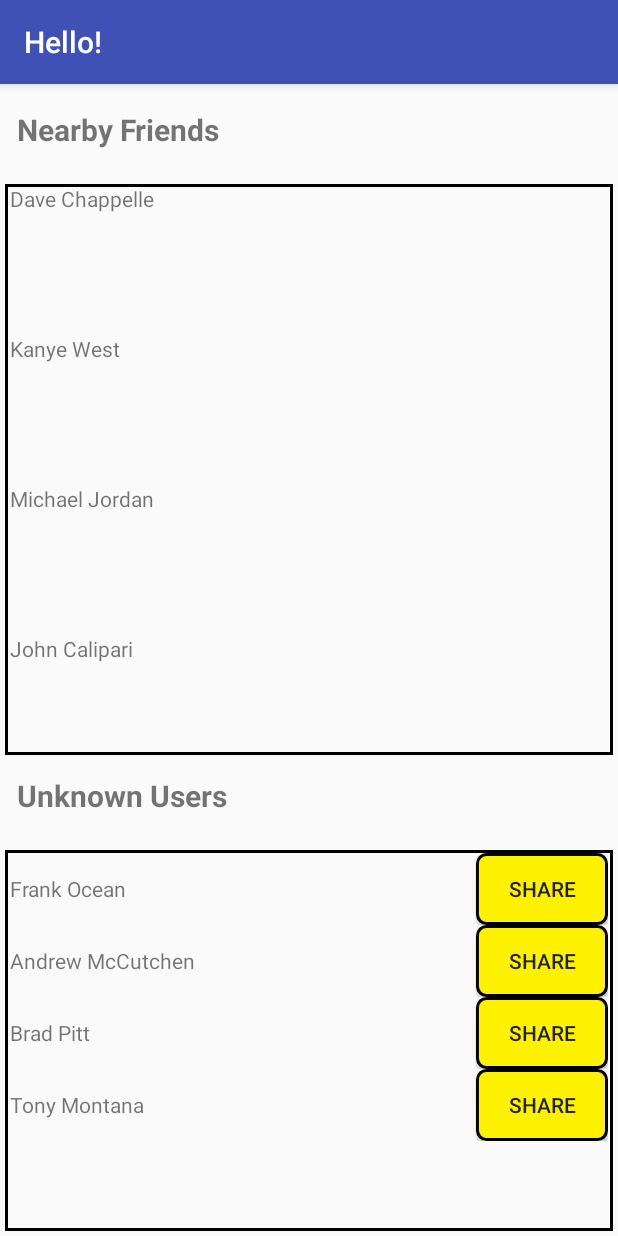
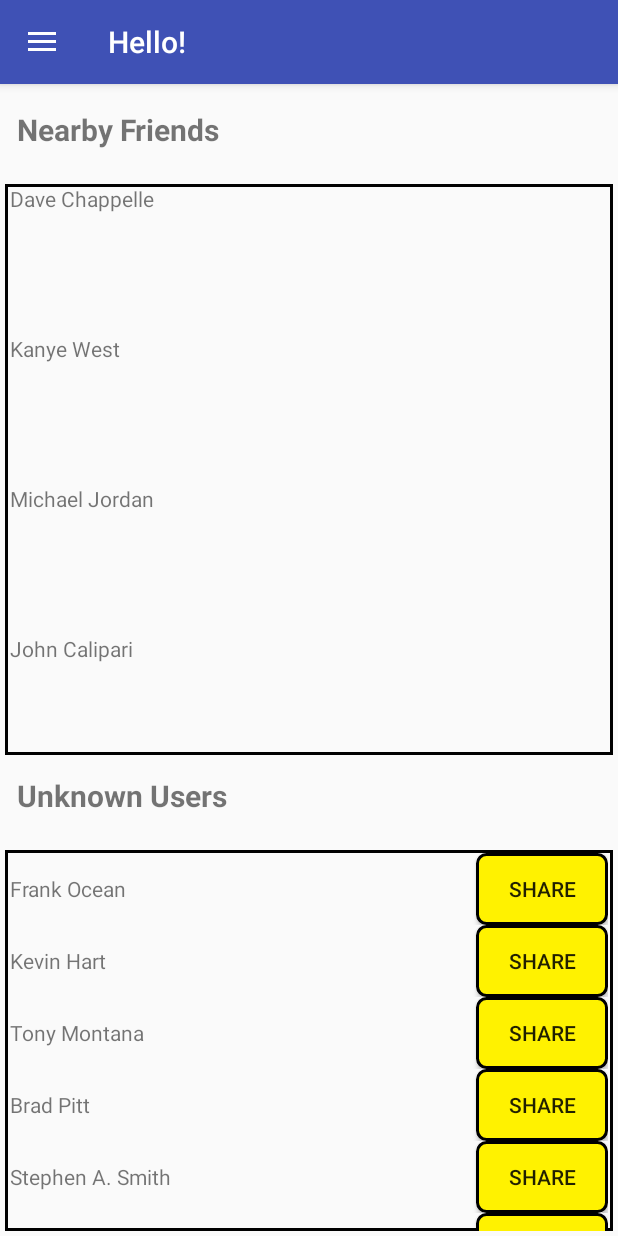
Before and after one commit to Dbrown910/CS1635GroupProject, an Android app: the screen it shows after launch (MainActivity), on a phone screen of 412 x 824 dp. Run offline under Robolectric (Android 15) with nearby library versions, the light colour scheme and no system bars.

Commit message:
hamburger icon working

```diff
--- a/app/src/main/java/cs1635/g8/hello/MainActivity.java
+++ b/app/src/main/java/cs1635/g8/hello/MainActivity.java
@@ -13,6 +13,7 @@ import android.support.v4.app.Fragment;
 import android.support.v4.app.FragmentManager;
 import android.support.v4.app.FragmentTransaction;
 import android.support.v4.app.NotificationCompat;
+import android.support.v4.view.GravityCompat;
 import android.support.v4.widget.DrawerLayout;
 import android.support.v7.app.ActionBarDrawerToggle;
 import android.support.v7.app.AppCompatActivity;
@@ -48,44 +49,44 @@ public class MainActivity extends AppCompatActivity {
         mDrawerLayout = (DrawerLayout) findViewById(R.id.drawer_layout);
         mDrawerList = (ListView) findViewById(R.id.drawer);
 
-        /*mDrawerToggle = new ActionBarDrawerToggle(this, mDrawerLayout, R.string.drawer_open, R.string.drawer_close) {
+        mDrawerToggle = new ActionBarDrawerToggle(this, mDrawerLayout, R.string.drawer_open, R.string.drawer_close) {
 
-            *//** Called when a drawer has settled in a completely closed state. *//*
+            //* Called when a drawer has settled in a completely closed state.
             public void onDrawerClosed(View view) {
                 super.onDrawerClosed(view);
-                getActionBar().setTitle(mTitle);
+                getSupportActionBar().setTitle(R.string.app_name);
                 invalidateOptionsMenu(); // creates call to onPrepareOptionsMenu()
             }
 
-            *//** Called when a drawer has settled in a completely open state. *//*
+            //* Called when a drawer has settled in a completely open state.
             public void onDrawerOpened(View drawerView) {
                 super.onDrawerOpened(drawerView);
-                getActionBar().setTitle(R.string.app_name);
+                getSupportActionBar().setTitle(R.string.app_name);
                 invalidateOptionsMenu(); // creates call to onPrepareOptionsMenu()
             }
         };
 
-        mDrawerLayout.setDrawerListener(mDrawerToggle);
+        mDrawerLayout.addDrawerListener(mDrawerToggle);
         mDrawerToggle.syncState();
-        getSupportActionBar().setDisplayHomeAsUpEnabled(true);*/
+        getSupportActionBar().setDisplayHomeAsUpEnabled(true);
+        getSupportActionBar().setHomeButtonEnabled(true);
 
         mDrawerList.setAdapter(new ArrayAdapter<String>(this, R.layout.drawer_list_item, mOptions));
         mDrawerList.setOnItemClickListener(new MainActivity.DrawerItemClickListener());
 
-        getSupportFragmentManager().addOnBackStackChangedListener(new FragmentManager.OnBackStackChangedListener() {
-            @Override
-            public void onBackStackChanged() {
-                int stackHeight = getSupportFragmentManager().getBackStackEntryCount();
-                if (stackHeight > 0) { // if we have something on the stack (doesn't include the current shown fragment)
-                    getSupportActionBar().setHomeButtonEnabled(true);
-                    getSupportActionBar().setDisplayHomeAsUpEnabled(true);
-                } else {
-                    getSupportActionBar().setDisplayHomeAsUpEnabled(false);
-                    getSupportActionBar().setHomeButtonEnabled(false);
-                }
-            }
-
-        });
+//        getSupportFragmentManager().addOnBackStackChangedListener(new FragmentManager.OnBackStackChangedListener() {
+//            @Override
+//            public void onBackStackChanged() {
+//                int stackHeight = getSupportFragmentManager().getBackStackEntryCount();
+//                if (stackHeight > 0) { // if we have something on the stack (doesn't include the current shown fragment)
+//                    getSupportActionBar().setHomeButtonEnabled(true);
+//                    getSupportActionBar().setDisplayHomeAsUpEnabled(true);
+//                } else {
+//                    getSupportActionBar().setDisplayHomeAsUpEnabled(false);
+//                    getSupportActionBar().setHomeButtonEnabled(false);
+//                }
+//            }
+//        });
 
         createNearbyNotification();
         createShareRequestNotification();
@@ -102,17 +103,16 @@ public class MainActivity extends AppCompatActivity {
     public boolean onOptionsItemSelected(MenuItem item) {
         switch (item.getItemId()) {
             case android.R.id.home:
-                getSupportFragmentManager().popBackStack();
+                mDrawerLayout.openDrawer(GravityCompat.START);
                 return true;
         }
         return super.onOptionsItemSelected(item);
     }
 
-
-   /* @Override
+    @Override
     public boolean onPrepareOptionsMenu(Menu menu) {
         // If the nav drawer is open, hide action items related to the content view
-        boolean drawerOpen = mDrawerLayout.isDrawerOpen(mDrawerList);
+        //boolean drawerOpen = mDrawerLayout.isDrawerOpen(mDrawerList);
         //menu.findItem(R.id.[option for current fragment]).setVisible(!drawerOpen);
         return super.onPrepareOptionsMenu(menu);
     }
@@ -128,7 +128,7 @@ public class MainActivity extends AppCompatActivity {
     public void onConfigurationChanged(Configuration newConfig) {
         super.onConfigurationChanged(newConfig);
         mDrawerToggle.onConfigurationChanged(newConfig);
-    }*/
+    }
 
     protected void setFragment(Fragment fragment) {
         FragmentManager fragmentManager = getSupportFragmentManager();
@@ -148,6 +148,7 @@ public class MainActivity extends AppCompatActivity {
                 ft.replace(R.id.content_frame, new fuser_profile());
                 ft.addToBackStack(null);
                 ft.commit();
+                mDrawerLayout.closeDrawers();
                 break;
             case 1:
                 if (getSupportFragmentManager().findFragmentById(R.id.test_frag) != null)
@@ -156,6 +157,7 @@ public class MainActivity extends AppCompatActivity {
                 ft.replace(R.id.content_frame, new TestFragment());
                 ft.addToBackStack(null);
                 ft.commit();
+                mDrawerLayout.closeDrawers();
                 break;
         }
     }
--- a/app/src/main/res/layout/activity_main.xml
+++ b/app/src/main/res/layout/activity_main.xml
@@ -15,9 +15,9 @@
     <ListView android:id="@+id/drawer"
         android:layout_width="240dp"
         android:layout_height="match_parent"
-        android:layout_gravity="right"
+        android:layout_gravity="left"
         android:choiceMode="singleChoice"
         android:divider="@android:color/transparent"
         android:dividerHeight="0dp"
-        android:background="#00f"/>
+        android:background="#4286f4"/>
 </android.support.v4.widget.DrawerLayout>
--- a/app/src/main/res/values/strings.xml
+++ b/app/src/main/res/values/strings.xml
@@ -30,13 +30,19 @@
         <item>John Calipari</item>
         <item>Bill Gates</item>
         <item>Jack Daniels</item>
+        <item>Barack Obama</item>
+        <item>Charlie Sheen</item>
     </string-array>
 
     <string-array name="unk_users">
         <item>Frank Ocean</item>
+        <item>Kevin Hart</item>
+        <item>Tony Montana</item>
+        <item>Brad Pitt</item>
+        <item>Stephen A. Smith</item>
+        <item>Jeremy Lin</item>
+        <item>Katarina Smirnoff</item>
         <item>Andrew McCutchen</item>
-        <item>Brad Pitt</item>
-        <item>Tony Montana</item>
     </string-array>
 
     <!-- TODO: Remove or change this placeholder text -->
```
